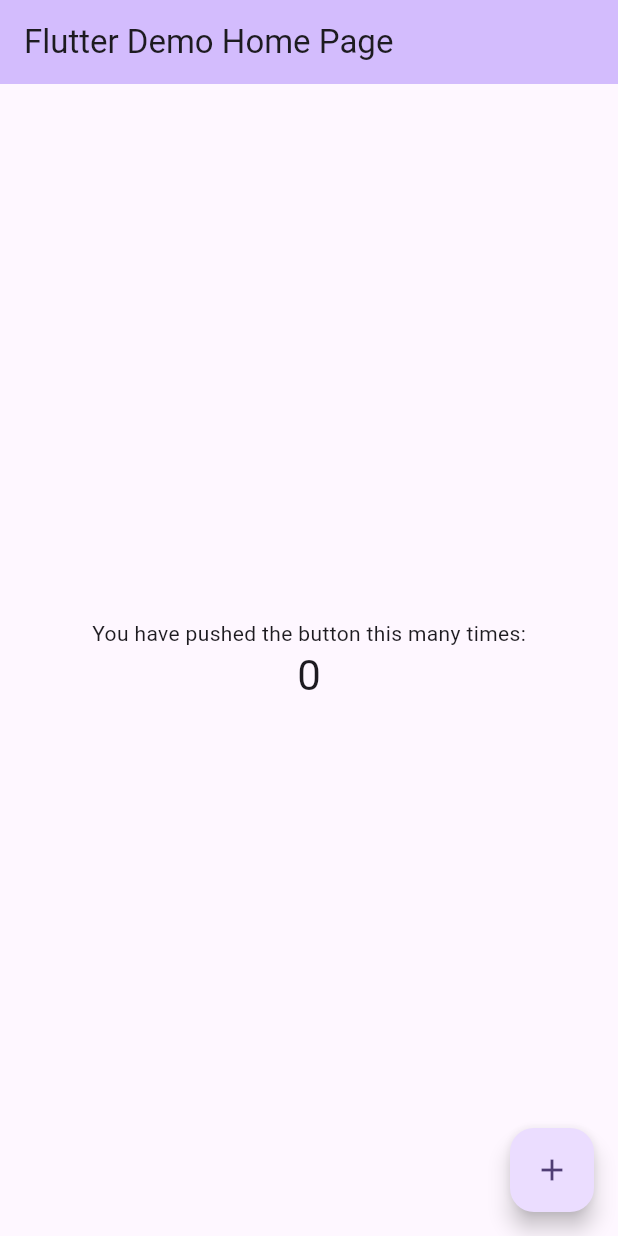
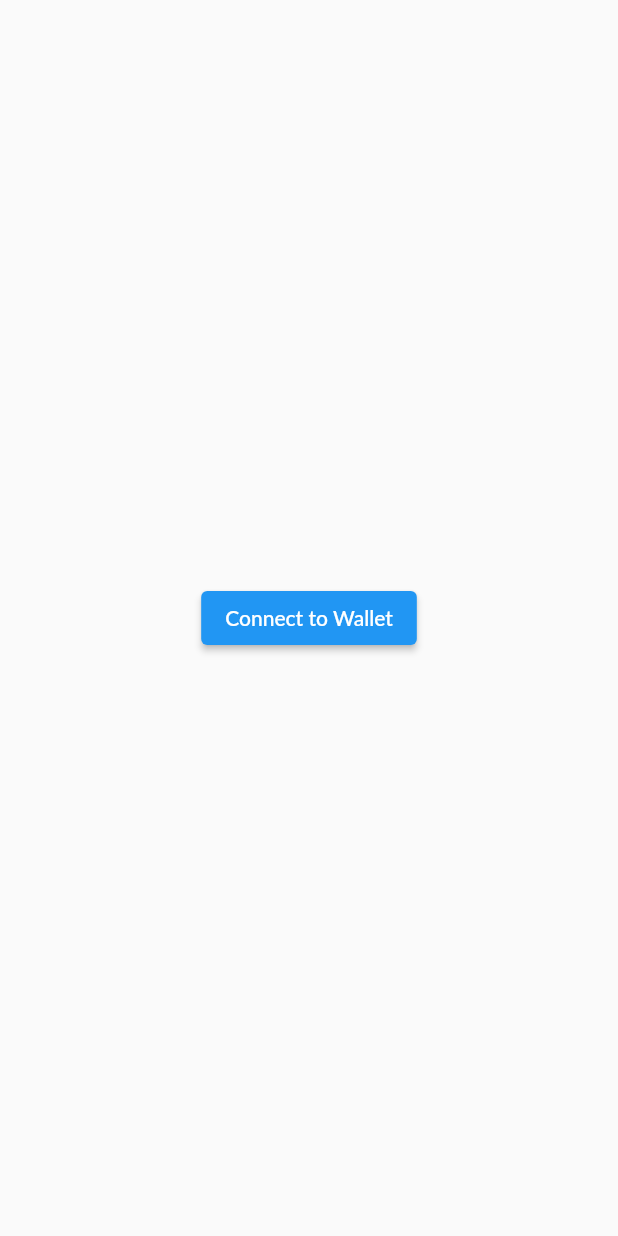
Before and after one commit to thepardakht/pardakht, a Flutter app: the screen it shows after launch, on a phone screen of 412 x 824 dp. Run offline on Flutter 3.47's test engine with Material 2 defaults, Android fonts, the phone set to English and light mode, and no system bars; our stand-ins replace device_preview, easy_localization, go_router; missing offline and left inert: kooza_flutter; Roboto replaces fonts that are missing (Lato).

Commit message:
flutter app,locale, theme, router, initialized

```diff
--- a/analysis_options.yaml
+++ b/analysis_options.yaml
@@ -24,6 +24,7 @@ linter:
   rules:
     # avoid_print: false  # Uncomment to disable the `avoid_print` rule
     # prefer_single_quotes: true  # Uncomment to enable the `prefer_single_quotes` rule
+    # constant_identifier_names: true
 
 # Additional information about this file can be found at
 # https://dart.dev/guides/language/analysis-options
--- /dev/null
+++ b/assets/locale/en-US.json
@@ -0,0 +1,5 @@
+{
+    "authentication":{
+        "button":"Connect to Wallet"
+    }
+}
--- /dev/null
+++ b/assets/locale/fa-AF.json
@@ -0,0 +1,5 @@
+{
+    "authentication":{
+        "button":"متصل شدن به کیف پولی"
+    }
+}
--- a/lib/main.dart
+++ b/lib/main.dart
@@ -1,125 +1,78 @@
+import 'package:device_preview/device_preview.dart';
+
+import 'package:flutter/foundation.dart';
 import 'package:flutter/material.dart';
 
-void main() {
-  runApp(const MyApp());
+import 'package:kooza_flutter/kooza_flutter.dart';
+import 'package:pardakht/app_router.dart';
+import 'package:pardakht/theme.dart';
+import 'package:easy_localization/easy_localization.dart';
+
+void main() async {
+  WidgetsFlutterBinding.ensureInitialized();
+  await EasyLocalization.ensureInitialized();
+  final localDb = await Kooza.getInstance("pardakht_local");
+
+  runApp(DevicePreview(
+    enabled: !kReleaseMode,
+    builder: (context) {
+      return EasyLocalization(
+        supportedLocales: const [
+          Locale("en", "US"),
+          Locale("fa", "AF"),
+        ],
+        path: 'assets/locale',
+        fallbackLocale: const Locale("en", "US"),
+        child: AppProviders(
+          boxCollection: localDb,
+        ),
+      );
+    },
+  ));
 }
 
-class MyApp extends StatelessWidget {
-  const MyApp({super.key});
+class AppProviders extends StatelessWidget {
+  final Kooza boxCollection;
+  const AppProviders({super.key, required this.boxCollection});
 
-  // This widget is the root of your application.
   @override
   Widget build(BuildContext context) {
-    return MaterialApp(
-      title: 'Flutter Demo',
-      theme: ThemeData(
-        // This is the theme of your application.
-        //
-        // TRY THIS: Try running your application with "flutter run". You'll see
-        // the application has a blue toolbar. Then, without quitting the app,
-        // try changing the seedColor in the colorScheme below to Colors.green
-        // and then invoke "hot reload" (save your changes or press the "hot
-        // reload" button in a Flutter-supported IDE, or press "r" if you used
-        // the command line to start the app).
-        //
-        // Notice that the counter didn't reset back to zero; the application
-        // state is not lost during the reload. To reset the state, use hot
-        // restart instead.
-        //
-        // This works for code too, not just values: Most code changes can be
-        // tested with just a hot reload.
-        colorScheme: ColorScheme.fromSeed(seedColor: Colors.deepPurple),
-        useMaterial3: true,
-      ),
-      home: const MyHomePage(title: 'Flutter Demo Home Page'),
+    return const PardakhtApp();
+    // return MultiBlocProvider(
+    //   providers: [],
+    //   child: const PardakhtApp(),
+    // );
+  }
+}
+
+class PardakhtApp extends StatelessWidget {
+  const PardakhtApp({super.key});
+
+  @override
+  Widget build(BuildContext context) {
+    final router = AppRouter.build(
+      initialLocation: '/',
+      isSignedIn: false,
+      routes: AppRoutes.routes,
+      paths: AppRoutes.paths,
+      loginPaths: AppRoutes.loginPaths,
+      publicPaths: AppRoutes.publicPaths,
+    );
+
+    final theme = AppTheme(
+      lighTheme: AppThemes.light(AppThemes.theme),
+      darkTheme: AppThemes.dark(AppThemes.theme),
+    );
+    return MaterialApp.router(
+      localizationsDelegates: context.localizationDelegates,
+      supportedLocales: context.supportedLocales,
+      locale: context.locale,
+      routerConfig: router,
+      builder: DevicePreview.appBuilder,
+      debugShowCheckedModeBanner: false,
+      theme: theme.lighTheme,
+      darkTheme: theme.darkTheme,
+      themeMode: ThemeMode.system,
     );
   }
 }
-
-class MyHomePage extends StatefulWidget {
-  const MyHomePage({super.key, required this.title});
-
-  // This widget is the home page of your application. It is stateful, meaning
-  // that it has a State object (defined below) that contains fields that affect
-  // how it looks.
-
-  // This class is the configuration for the state. It holds the values (in this
-  // case the title) provided by the parent (in this case the App widget) and
-  // used by the build method of the State. Fields in a Widget subclass are
-  // always marked "final".
-
-  final String title;
-
-  @override
-  State<MyHomePage> createState() => _MyHomePageState();
-}
-
-class _MyHomePageState extends State<MyHomePage> {
-  int _counter = 0;
-
-  void _incrementCounter() {
-    setState(() {
-      // This call to setState tells the Flutter framework that something has
-      // changed in this State, which causes it to rerun the build method below
-      // so that the display can reflect the updated values. If we changed
-      // _counter without calling setState(), then the build method would not be
-      // called again, and so nothing would appear to happen.
-      _counter++;
-    });
-  }
-
-  @override
-  Widget build(BuildContext context) {
-    // This method is rerun every time setState is called, for instance as done
-    // by the _incrementCounter method above.
-    //
-    // The Flutter framework has been optimized to make rerunning build methods
-    // fast, so that you can just rebuild anything that needs updating rather
-    // than having to individually change instances of widgets.
-    return Scaffold(
-      appBar: AppBar(
-        // TRY THIS: Try changing the color here to a specific color (to
-        // Colors.amber, perhaps?) and trigger a hot reload to see the AppBar
-        // change color while the other colors stay the same.
-        backgroundColor: Theme.of(context).colorScheme.inversePrimary,
-        // Here we take the value from the MyHomePage object that was created by
-        // the App.build method, and use it to set our appbar title.
-        title: Text(widget.title),
-      ),
-      body: Center(
-        // Center is a layout widget. It takes a single child and positions it
-        // in the middle of the parent.
-        child: Column(
-          // Column is also a layout widget. It takes a list of children and
-          // arranges them vertically. By default, it sizes itself to fit its
-          // children horizontally, and tries to be as tall as its parent.
-          //
-          // Column has various properties to control how it sizes itself and
-          // how it positions its children. Here we use mainAxisAlignment to
-          // center the children vertically; the main axis here is the vertical
-          // axis because Columns are vertical (the cross axis would be
-          // horizontal).
-          //
-          // TRY THIS: Invoke "debug painting" (choose the "Toggle Debug Paint"
-          // action in the IDE, or press "p" in the console), to see the
-          // wireframe for each widget.
-          mainAxisAlignment: MainAxisAlignment.center,
-          children: <Widget>[
-            const Text(
-              'You have pushed the button this many times:',
-            ),
-            Text(
-              '$_counter',
-              style: Theme.of(context).textTheme.headlineMedium,
-            ),
-          ],
-        ),
-      ),
-      floatingActionButton: FloatingActionButton(
-        onPressed: _incrementCounter,
-        tooltip: 'Increment',
-        child: const Icon(Icons.add),
-      ), // This trailing comma makes auto-formatting nicer for build methods.
-    );
-  }
-}
--- /dev/null
+++ b/lib/src/ui/components/button_authentication.dart
@@ -0,0 +1,14 @@
+import 'package:easy_localization/easy_localization.dart';
+import 'package:flutter/material.dart';
+
+class ButtonAuthentication extends StatelessWidget {
+  const ButtonAuthentication({Key? key}) : super(key: key);
+
+  @override
+  Widget build(BuildContext context) {
+    return ElevatedButton(
+      onPressed: () {},
+      child: const Text("authentication.button").tr(),
+    );
+  }
+}
--- /dev/null
+++ b/lib/src/ui/screens/screen_auth.dart
@@ -0,0 +1,23 @@
+import 'package:flutter/material.dart';
+import 'package:pardakht/src/ui/components/button_authentication.dart';
+import 'package:pardakht/src/ui/sections/slider_app_info.dart';
+
+class ScreenAuthentication extends StatelessWidget {
+  static const String path = "/authentication";
+  const ScreenAuthentication({super.key});
+
+  @override
+  Widget build(BuildContext context) {
+    return Scaffold(
+        body: Container(
+      alignment: Alignment.center,
+      child: const Column(
+        mainAxisAlignment: MainAxisAlignment.center,
+        children: [
+          SlidersAppInfo(),
+          ButtonAuthentication(),
+        ],
+      ),
+    ));
+  }
+}
--- /dev/null
+++ b/lib/theme.dart
@@ -0,0 +1,30 @@
+import 'package:flutter/material.dart';
+
+class AppTheme {
+  final ThemeData? lighTheme;
+  final ThemeData? darkTheme;
+
+  AppTheme({
+    required this.lighTheme,
+    required this.darkTheme,
+  });
+}
+
+abstract class AppThemes {
+  static final theme = ThemeData();
+  static dark(ThemeData theme) {
+    return ThemeData(
+      brightness: Brightness.dark,
+      fontFamily: 'Lato',
+      primaryColor: const Color(0xFFD1CE10),
+    );
+  }
+
+  static light(ThemeData theme) {
+    return ThemeData(
+      brightness: Brightness.light,
+      fontFamily: 'Lato',
+      primaryColor: const Color(0xFF5184DB),
+    );
+  }
+}
```
Also changed, not shown: lib/app_router.dart (added, +93 -0 lines), lib/src/ui/helper/screen_sizes.dart (added, +17 -0 lines), lib/src/ui/screens/screen_home.dart (added, +15 -0 lines), lib/src/ui/sections/slider_app_info.dart (added, +10 -0 lines), pubspec.yaml (+7 -3 lines), pubspec.lock, 12 other files.
